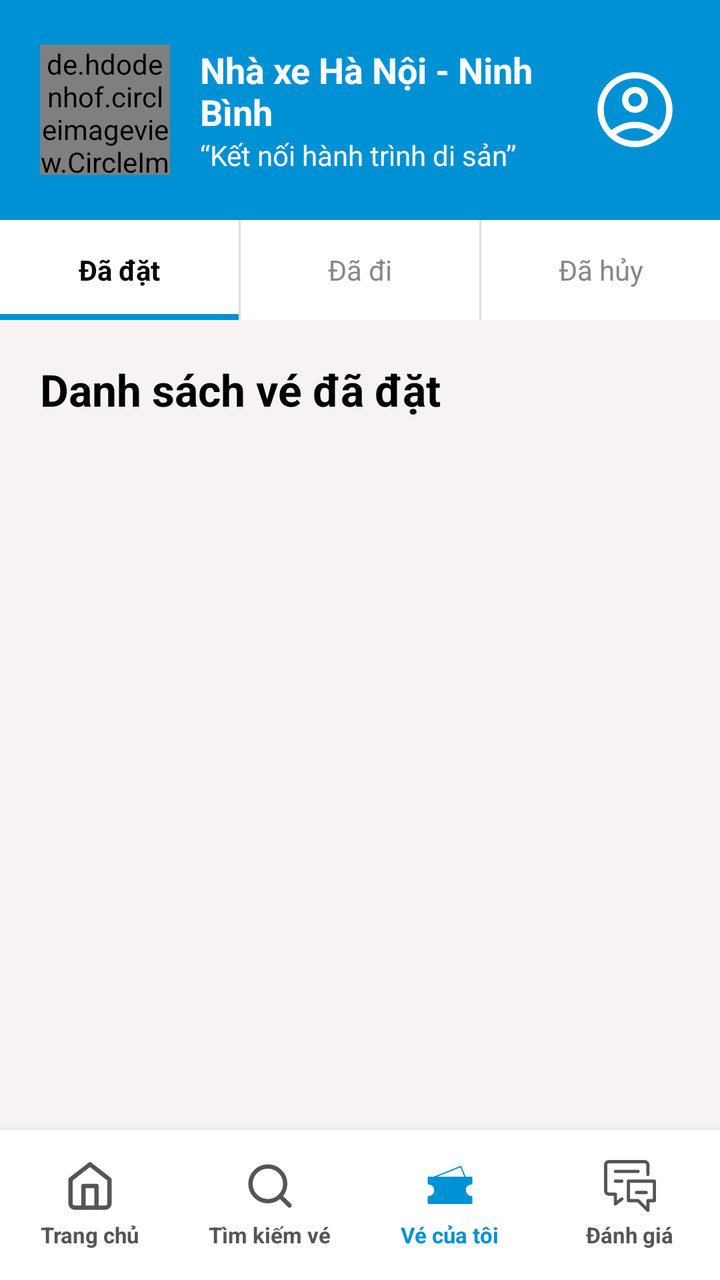
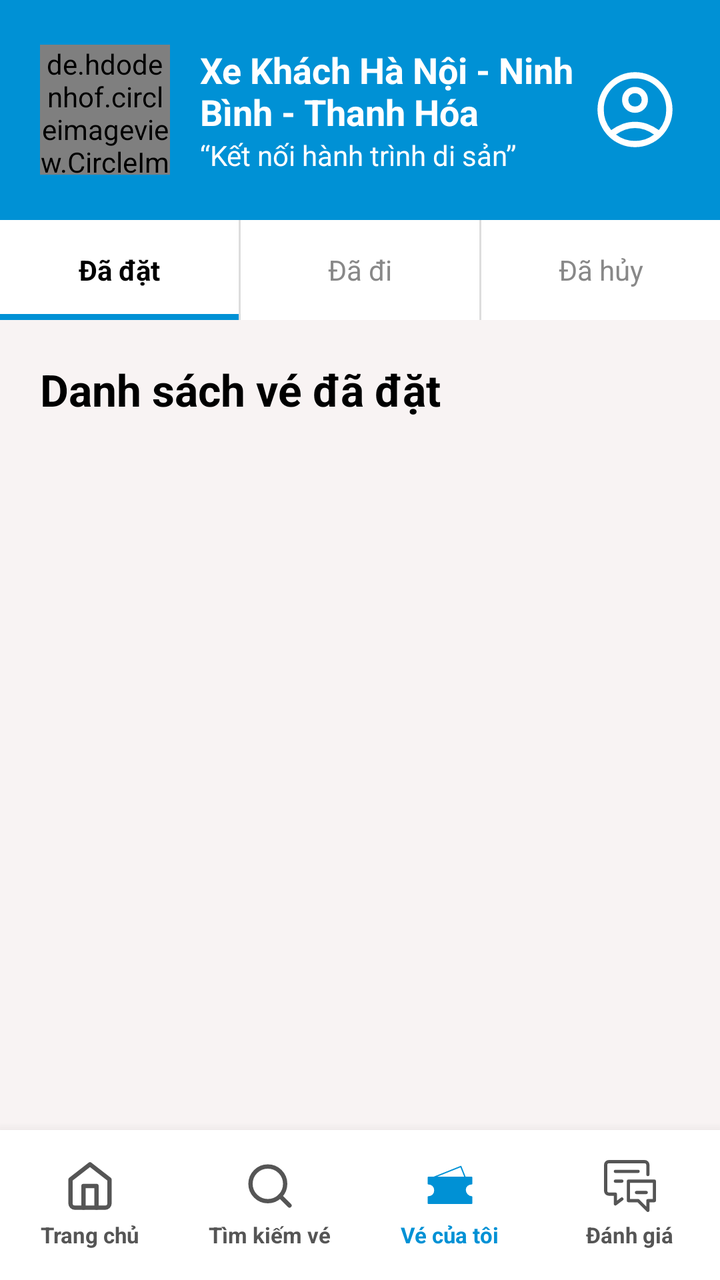

Compare the two renders of this Android layout. The source of the first and the diff that turns it into the second are given below.
<!-- AndroidManifest.xml: application theme Theme.VeXeApp -->
<!-- res/layout/activity_ql_ve_xe.xml -->
<?xml version="1.0" encoding="utf-8"?>
<androidx.constraintlayout.widget.ConstraintLayout xmlns:android="http://schemas.android.com/apk/res/android"
    xmlns:app="http://schemas.android.com/apk/res-auto"
    android:layout_width="match_parent"
    android:layout_height="match_parent"
    android:background="#F8F3F3">

    
    <LinearLayout
        android:id="@+id/header"
        android:layout_width="match_parent"
        android:layout_height="110dp"
        android:background="#0091D5"
        android:gravity="center_vertical"
        android:orientation="horizontal"
        android:paddingHorizontal="20dp"
        app:layout_constraintTop_toTopOf="parent">

        <de.hdodenhof.circleimageview.CircleImageView
            android:layout_width="65dp"
            android:layout_height="65dp"
            android:src="@drawable/logo"
            app:civ_border_color="@color/white"
            app:civ_border_width="2dp"/>

        <LinearLayout
            android:layout_width="0dp"
            android:layout_height="wrap_content"
            android:layout_marginStart="15dp"
            android:layout_weight="1"
            android:orientation="vertical">

            <TextView
                android:layout_width="wrap_content"
                android:layout_height="wrap_content"
                android:text="Nhà xe Hà Nội - Ninh Bình"
                android:textColor="@color/white"
                android:textSize="18sp"
                android:textStyle="bold" />

            <TextView
                android:layout_width="wrap_content"
                android:layout_height="wrap_content"
                android:text="“Kết nối hành trình di sản”"
                android:textColor="@color/white"
                android:textSize="14sp" />
        </LinearLayout>

        <ImageView
            android:id="@+id/btnProfileHeader"
            android:layout_width="45dp"
            android:layout_height="45dp"
            android:src="@drawable/user"
            app:tint="@color/white" />
    </LinearLayout>

    
    <LinearLayout
        android:id="@+id/tab_layout"
        android:layout_width="match_parent"
        android:layout_height="50dp"
        android:background="@color/white"
        android:orientation="horizontal"
        app:layout_constraintTop_toBottomOf="@+id/header">

        <TextView
            android:id="@+id/tab_booked"
            android:layout_width="0dp"
            android:layout_height="match_parent"
            android:layout_weight="1"
            android:gravity="center"
            android:text="Đã đặt"
            android:textColor="@color/black"
            android:textStyle="bold"
            android:background="@drawable/tab_selected_border" />

        <View
            android:layout_width="1dp"
            android:layout_height="match_parent"
            android:background="#DDDDDD" />

        <TextView
            android:id="@+id/tab_completed"
            android:layout_width="0dp"
            android:layout_height="match_parent"
            android:layout_weight="1"
            android:gravity="center"
            android:text="Đã đi"
            android:textColor="#888888" />

        <View
            android:layout_width="1dp"
            android:layout_height="match_parent"
            android:background="#DDDDDD" />

        <TextView
            android:id="@+id/tab_cancelled"
            android:layout_width="0dp"
            android:layout_height="match_parent"
            android:layout_weight="1"
            android:gravity="center"
            android:text="Đã hủy"
            android:textColor="#888888" />
    </LinearLayout>

    
    <LinearLayout
        android:layout_width="match_parent"
        android:layout_height="0dp"
        android:orientation="vertical"
        android:padding="20dp"
        app:layout_constraintBottom_toTopOf="@+id/bottom_nav"
        app:layout_constraintTop_toBottomOf="@+id/tab_layout">

        <TextView
            android:id="@+id/tvListTitle"
            android:layout_width="wrap_content"
            android:layout_height="wrap_content"
            android:text="Danh sách vé đã đặt"
            android:textColor="@color/black"
            android:textSize="22sp"
            android:textStyle="bold"
            android:layout_marginBottom="15dp"/>

        <FrameLayout
            android:layout_width="match_parent"
            android:layout_height="match_parent">

            <androidx.recyclerview.widget.RecyclerView
                android:id="@+id/rvTickets"
                android:layout_width="match_parent"
                android:layout_height="match_parent"
                android:scrollbars="vertical" />

            <ProgressBar
                android:id="@+id/progressBar"
                android:layout_width="wrap_content"
                android:layout_height="wrap_content"
                android:layout_gravity="center"
                android:visibility="gone" />

            <TextView
                android:id="@+id/tvEmptyMessage"
                android:layout_width="wrap_content"
                android:layout_height="wrap_content"
                android:layout_gravity="center"
                android:text="Bạn chưa có đơn đặt vé nào."
                android:textColor="#888888"
                android:textSize="16sp"
                android:visibility="gone" />
        </FrameLayout>

    </LinearLayout>

    
    <LinearLayout
        android:id="@+id/bottom_nav"
        android:layout_width="match_parent"
        android:layout_height="75dp"
        android:background="@color/white"
        android:elevation="10dp"
        android:orientation="horizontal"
        app:layout_constraintBottom_toBottomOf="parent">

        <LinearLayout
            android:id="@+id/nav_home"
            android:layout_width="0dp"
            android:layout_height="match_parent"
            android:layout_weight="1"
            android:gravity="center"
            android:orientation="vertical"
            android:clickable="true"
            android:focusable="true">
            <ImageView
                android:layout_width="26dp"
                android:layout_height="26dp"
                android:src="@drawable/home"
                app:tint="#555555"/>
            <TextView
                android:layout_width="wrap_content"
                android:layout_height="wrap_content"
                android:layout_marginTop="4dp"
                android:text="Trang chủ"
                android:textColor="#555555"
                android:textSize="11sp"
                android:textStyle="bold"/>
        </LinearLayout>

        <LinearLayout
            android:id="@+id/nav_search"
            android:layout_width="0dp"
            android:layout_height="match_parent"
            android:layout_weight="1"
            android:gravity="center"
            android:orientation="vertical">
            <ImageView
                android:layout_width="26dp"
                android:layout_height="26dp"
                android:src="@drawable/search"
                app:tint="#555555"/>
            <TextView
                android:layout_width="wrap_content"
                android:layout_height="wrap_content"
                android:layout_marginTop="4dp"
                android:text="Tìm kiếm vé"
                android:textColor="#555555"
                android:textSize="11sp"
                android:textStyle="bold"/>
        </LinearLayout>

        <LinearLayout
            android:id="@+id/nav_tickets_btn"
            android:layout_width="0dp"
            android:layout_height="match_parent"
            android:layout_weight="1"
            android:gravity="center"
            android:orientation="vertical">
            <ImageView
                android:layout_width="26dp"
                android:layout_height="26dp"
                android:src="@drawable/ticket"
                app:tint="#0091D5"/>
            <TextView
                android:layout_width="wrap_content"
                android:layout_height="wrap_content"
                android:layout_marginTop="4dp"
                android:text="Vé của tôi"
                android:textColor="#0091D5"
                android:textSize="11sp"
                android:textStyle="bold"/>
        </LinearLayout>

        <LinearLayout
            android:id="@+id/nav_feedback"
            android:layout_width="0dp"
            android:layout_height="match_parent"
            android:layout_weight="1"
            android:gravity="center"
            android:orientation="vertical"
            android:clickable="true"
            android:focusable="true">
            <ImageView
                android:layout_width="26dp"
                android:layout_height="26dp"
                android:src="@drawable/feedback"
                app:tint="#555555"/>
            <TextView
                android:layout_width="wrap_content"
                android:layout_height="wrap_content"
                android:layout_marginTop="4dp"
                android:text="Đánh giá"
                android:textColor="#555555"
                android:textSize="11sp"
                android:textStyle="bold" />
        </LinearLayout>
    </LinearLayout>

</androidx.constraintlayout.widget.ConstraintLayout>
<!-- resources referenced by this layout -->
<resources>
  <color name="black">#FF000000</color>
  <color name="white">#FFFFFFFF</color>
  <!-- drawable home (drawable) -->
  <vector xmlns:android="http://schemas.android.com/apk/res/android"
      android:width="40dp"
      android:height="40dp"
      android:viewportWidth="24"
      android:viewportHeight="24">
    <path
        android:pathData="M3,9l9,-7 9,7v11a2,2 0,0 1,-2 2H5a2,2 0,0 1,-2 -2z"
        android:strokeLineJoin="round"
        android:strokeWidth="2"
        android:fillColor="#00000000"
        android:strokeColor="#000000"
        android:strokeLineCap="round"/>
    <path
        android:pathData="M9,22l0,-10l6,0l0,10"
        android:strokeLineJoin="round"
        android:strokeWidth="2"
        android:fillColor="#00000000"
        android:strokeColor="#000000"
        android:strokeLineCap="round"/>
  </vector>
  <!-- drawable search (drawable) -->
  <vector xmlns:android="http://schemas.android.com/apk/res/android"
      android:width="40dp"
      android:height="40dp"
      android:viewportWidth="24"
      android:viewportHeight="24">
    <path
        android:pathData="M11,11m-8,0a8,8 0,1 1,16 0a8,8 0,1 1,-16 0"
        android:strokeLineJoin="round"
        android:strokeWidth="2"
        android:fillColor="#00000000"
        android:strokeColor="#000000"
        android:strokeLineCap="round"/>
    <path
        android:pathData="M21,21L16.65,16.65"
        android:strokeLineJoin="round"
        android:strokeWidth="2"
        android:fillColor="#00000000"
        android:strokeColor="#000000"
        android:strokeLineCap="round"/>
  </vector>
  <!-- drawable tab_selected_border (drawable) -->
  <?xml version="1.0" encoding="utf-8"?>
  <layer-list xmlns:android="http://schemas.android.com/apk/res/android">
      
      <item>
          <shape android:shape="rectangle">
              <solid android:color="#0091D5" />
          </shape>
      </item>
      
      <item android:bottom="3dp">
          <shape android:shape="rectangle">
              <solid android:color="@android:color/white" />
          </shape>
      </item>
  </layer-list>
  <!-- drawable ticket (drawable) -->
  <vector xmlns:android="http://schemas.android.com/apk/res/android"
      android:width="54dp"
      android:height="54dp"
      android:viewportWidth="54"
      android:viewportHeight="54">
    <path
        android:pathData="M10.125,18L38.25,6.75L42.75,18"
        android:strokeLineJoin="round"
        android:strokeWidth="1.33333"
        android:fillColor="#00000000"
        android:strokeColor="#000000"
        android:strokeLineCap="round"/>
    <path
        android:pathData="M4.5,18H49.5V24.75C46.125,24.75 42.75,27 42.75,30.938C42.75,34.875 46.125,38.25 49.5,38.25V45H4.5V38.25C7.875,38.25 11.25,36 11.25,31.5C11.25,27 7.875,24.75 4.5,24.75V18Z"
        android:strokeLineJoin="round"
        android:strokeWidth="1.33333"
        android:fillColor="#848383"
        android:strokeColor="#000000"
        android:strokeLineCap="round"/>
    <path
        android:pathData="M19.125,28.558H25.875"
        android:strokeWidth="1.33333"
        android:fillColor="#00000000"
        android:strokeColor="#ffffff"
        android:strokeLineCap="round"/>
    <path
        android:pathData="M19.125,35.308H34.875"
        android:strokeWidth="1.33333"
        android:fillColor="#00000000"
        android:strokeColor="#ffffff"
        android:strokeLineCap="round"/>
  </vector>
  <style name="Theme.VeXeApp" parent="Base.Theme.VeXeApp" />
  <style name="Base.Theme.VeXeApp" parent="Theme.Material3.DayNight.NoActionBar">
          
      </style>
  <!-- unchanged entries left out for length: 3 -->
</resources>

<!-- the commit's change to res/layout/activity_ql_ve_xe.xml (unified diff, before → after) -->
@@ -33,7 +33,7 @@
             <TextView
                 android:layout_width="wrap_content"
                 android:layout_height="wrap_content"
-                android:text="Nhà xe Hà Nội - Ninh Bình"
+                android:text="@string/nha_xe_name"
                 android:textColor="@color/white"
                 android:textSize="18sp"
                 android:textStyle="bold" />
<!-- resource entries referenced after the edit -->
@@ -93,6 +93,7 @@
         android:strokeColor="#ffffff"
         android:strokeLineCap="round"/>
   </vector>
+  <string name="nha_xe_name">Xe Khách Hà Nội - Ninh Bình - Thanh Hóa</string>
   <style name="Theme.VeXeApp" parent="Base.Theme.VeXeApp" />
   <style name="Base.Theme.VeXeApp" parent="Theme.Material3.DayNight.NoActionBar">
           
